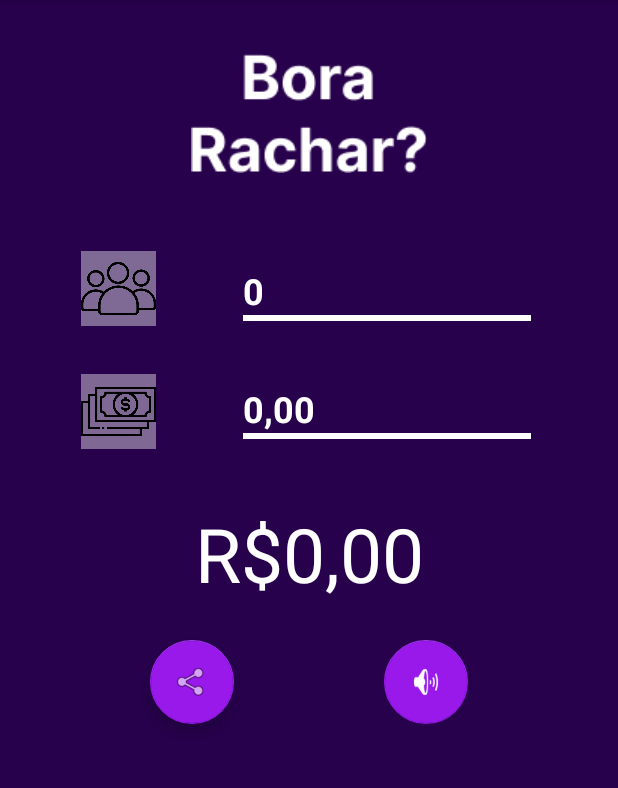
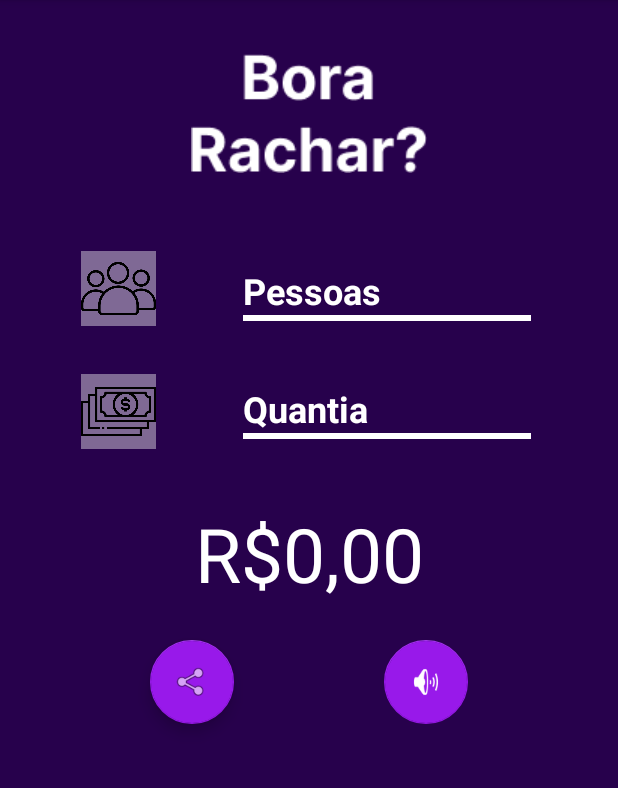
Before and after one commit to TheSupereor/BoraRachar, an Android app: the screen it shows after launch (MainActivity), on a phone screen of 412 x 824 dp, the part 84-872 px from its top. Run offline under Robolectric (Android 15) with nearby library versions, the phone set to English and light mode, and no system bars.

Commit message:
Update strings.xml

```diff
--- a/app/src/main/res/values/strings.xml
+++ b/app/src/main/res/values/strings.xml
@@ -1,8 +1,8 @@
 <resources>
     <string name="app_name">BoraRachar</string>
     <string name="compartilhar">Compartilhar</string>
-    <string name="_0_00">0,00</string>
-    <string name="_0">0</string>
+    <string name="_0_00">Quantia</string>
+    <string name="_0">Pessoas</string>
     <string name="zero">0,00</string>
     <string name="cone_de_pessoas">Ícone de pessoas</string>
     <string name="bora_rachar_icone">Bora rachar Icone</string>
```
